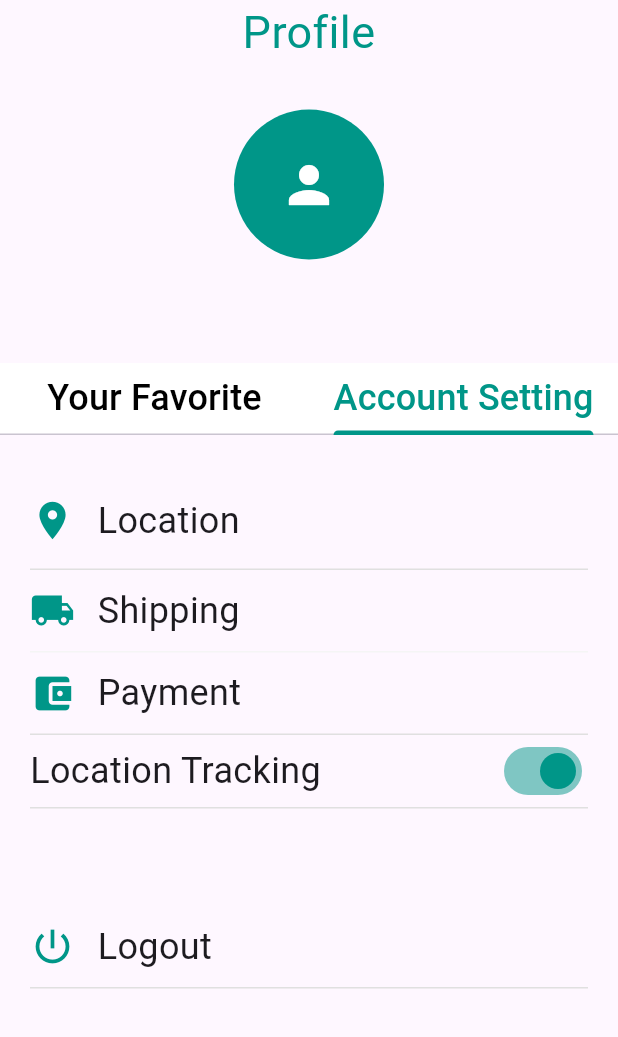
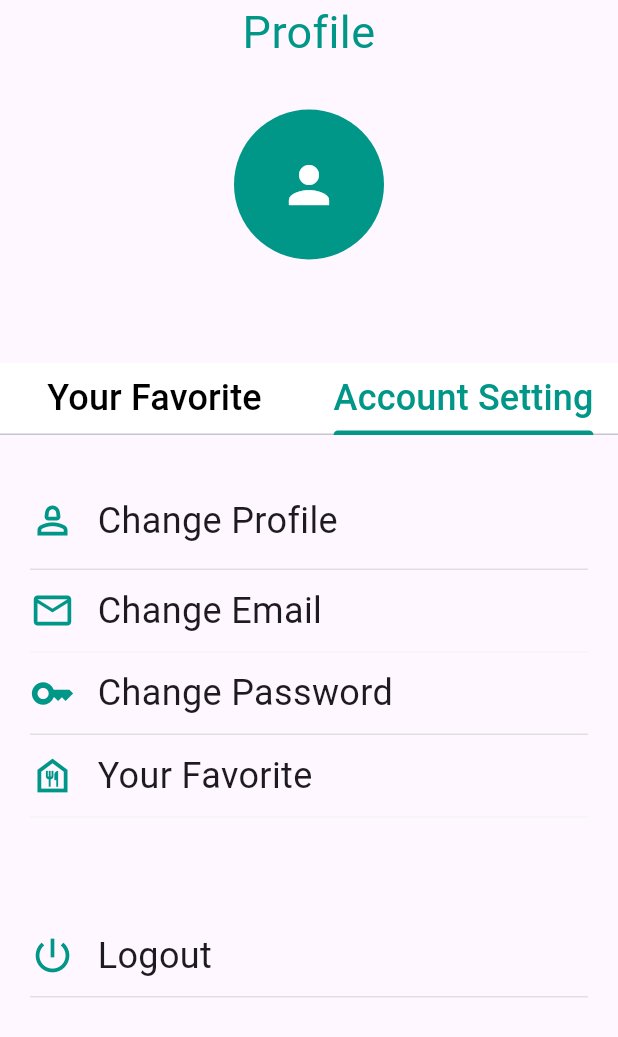
Before and after one commit to Najibmift/WarungCakAndik-App, a Flutter app: the Account widget shown alone on an empty page, opened directly, tab 2 chosen, on a phone screen of 412 x 824 dp. Shown: the top 1037 px of the screen. Run offline on Flutter 3.47's test engine with Material 3 defaults, Android fonts, the phone set to English and light mode, and no system bars; our stand-ins replace cloud_firestore, firebase_auth, firebase_core, shared_preferences; missing offline and left inert: circular_bottom_navigation; accounts and stored records are empty; network calls fail; statements that could not run were skipped.

```diff
--- a/lib/screen/menu/account/account.dart
+++ b/lib/screen/menu/account/account.dart
@@ -166,7 +166,7 @@ class _AccountState extends State<Account> with TickerProviderStateMixin {
                           child: Row(
                             children: <Widget>[
                               Icon(
-                                Icons.location_on,
+                                Icons.person_2_outlined,
                                 size: 30.0,
                                 color: theme.primaryColor,
                               ),
@@ -175,7 +175,7 @@ class _AccountState extends State<Account> with TickerProviderStateMixin {
                                   horizontal: 15.0,
                                 ),
                                 child: Text(
-                                  'Location',
+                                  'Change Profile',
                                   style: TextStyle(fontSize: 24.0),
                                 ),
                               )
@@ -196,7 +196,7 @@ class _AccountState extends State<Account> with TickerProviderStateMixin {
                           child: Row(
                             children: <Widget>[
                               Icon(
-                                Icons.local_shipping,
+                                Icons.email_outlined,
                                 size: 30.0,
                                 color: theme.primaryColor,
                               ),
@@ -205,7 +205,7 @@ class _AccountState extends State<Account> with TickerProviderStateMixin {
                                   horizontal: 15.0,
                                 ),
                                 child: Text(
-                                  'Shipping',
+                                  'Change Email',
                                   style: TextStyle(fontSize: 24.0),
                                 ),
                               )
@@ -226,7 +226,7 @@ class _AccountState extends State<Account> with TickerProviderStateMixin {
                           child: Row(
                             children: <Widget>[
                               Icon(
-                                Icons.account_balance_wallet,
+                                Icons.key,
                                 size: 30.0,
                                 color: theme.primaryColor,
                               ),
@@ -235,7 +235,7 @@ class _AccountState extends State<Account> with TickerProviderStateMixin {
                                   horizontal: 15.0,
                                 ),
                                 child: Text(
-                                  'Payment',
+                                  'Change Password',
                                   style: TextStyle(fontSize: 24.0),
                                 ),
                               )
@@ -243,29 +243,32 @@ class _AccountState extends State<Account> with TickerProviderStateMixin {
                           ),
                         ),
                         Container(
+                          padding: const EdgeInsets.symmetric(
+                            vertical: 10.0,
+                          ),
                           decoration: BoxDecoration(
                             border: Border(
                               bottom: BorderSide(
-                                color: Colors.grey.shade300,
+                                color: Colors.grey.shade100,
                               ),
                             ),
                           ),
                           child: Row(
-                            mainAxisAlignment: MainAxisAlignment.spaceBetween,
                             children: <Widget>[
-                              Text(
-                                'Location Tracking',
-                                style: TextStyle(fontSize: 24.0),
+                              Icon(
+                                Icons.food_bank_outlined,
+                                size: 30.0,
+                                color: theme.primaryColor,
                               ),
-                              Switch(
-                                onChanged: (bool value) {
-                                  setState(() {
-                                    this.switchValue = value;
-                                  });
-                                },
-                                value: this.switchValue,
-                                activeColor: theme.primaryColor,
-                              ),
+                              Padding(
+                                padding: const EdgeInsets.symmetric(
+                                  horizontal: 15.0,
+                                ),
+                                child: Text(
+                                  'Your Favorite',
+                                  style: TextStyle(fontSize: 24.0),
+                                ),
+                              )
                             ],
                           ),
                         ),
--- a/lib/screen/menu/bottom_navbar.dart
+++ b/lib/screen/menu/bottom_navbar.dart
@@ -65,8 +65,8 @@ class _MyHomePageState extends State<MyHomePage> {
       ),
     ),
     TabItem(
-      Icons.monitor,
-      "Monitor",
+      Icons.table_restaurant_rounded,
+      "Table Monitor",
       Colors.teal,
       labelStyle: TextStyle(
         color: Colors.teal,
```
